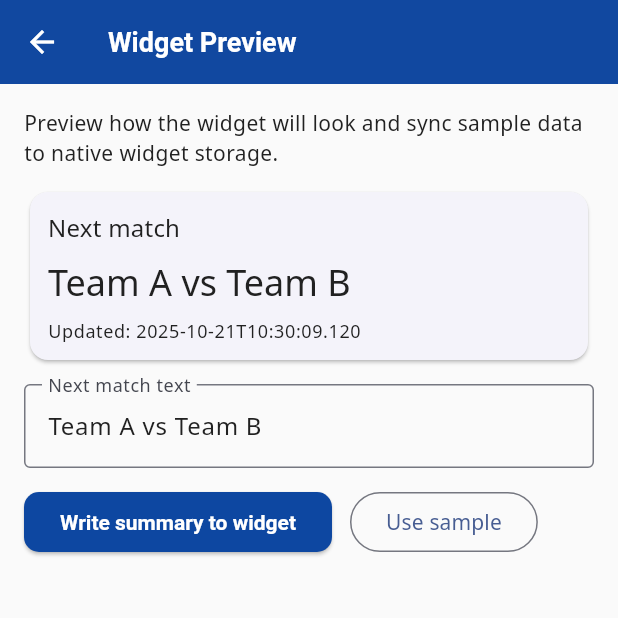
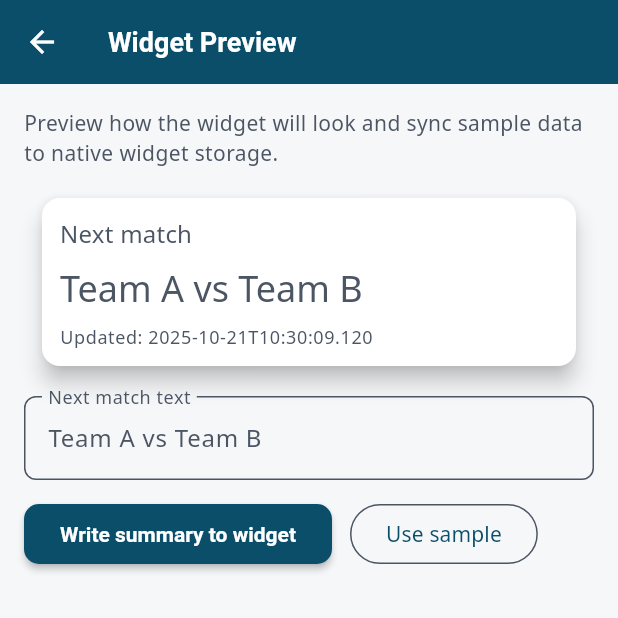
Before and after one commit to waichuuunxox-main/mixer_app, a Flutter app: the screen it shows after launch, after a tap on the "remove red eye" icon, on a phone screen of 412 x 824 dp, the top half of it. Run offline on Flutter 3.47's test engine with Material 3 defaults, Android fonts, the phone set to English and light mode, and no system bars; our stand-ins replace hive_flutter, shared_preferences; accounts and stored records are empty.

Commit message:
feat(ui): apply macOS Tahoe 26 theme and update widgets/tests to latest APIs

```diff
--- a/lib/main.dart
+++ b/lib/main.dart
@@ -1,6 +1,7 @@
 import 'package:flutter/material.dart';
 import 'package:mixzer_app/pages/home_page.dart';
 import 'package:mixzer_app/services/cache_service.dart';
+import 'package:mixzer_app/theme/macos_tahoe_theme.dart';
 
 void main() {
   WidgetsFlutterBinding.ensureInitialized();
@@ -14,51 +15,10 @@ class MyApp extends StatelessWidget {
 
   @override
   Widget build(BuildContext context) {
-    // Stronger brand color and refined typography
-    final Color seed = const Color(0xFF0D47A1); // deep indigo-blue
-
-    final base = ThemeData(
-      colorScheme: ColorScheme.fromSeed(seedColor: seed, brightness: Brightness.light),
-      useMaterial3: true,
-      fontFamily: 'NotoSans',
-    );
-
-    // Use system fonts to avoid runtime network font fetches which can fail in
-    // restricted environments. This avoids google_fonts package attempting
-    // background downloads that may throw async exceptions.
-    final textTheme = base.textTheme.apply(
-      bodyColor: Colors.grey[900],
-      displayColor: Colors.grey[900],
-    );
-
     return MaterialApp(
       title: 'Mixzer — Football',
       debugShowCheckedModeBanner: false,
-      theme: base.copyWith(
-        textTheme: textTheme,
-        scaffoldBackgroundColor: Colors.grey[50],
-        appBarTheme: AppBarTheme(
-          backgroundColor: seed,
-          foregroundColor: Colors.white,
-          elevation: 2,
-          titleTextStyle: TextStyle(fontSize: 18, fontWeight: FontWeight.w600, color: Colors.white),
-        ),
-        // cardTheme removed for SDK compatibility; rely on Card widgets' local styling
-        elevatedButtonTheme: ElevatedButtonThemeData(
-          style: ElevatedButton.styleFrom(
-            backgroundColor: seed,
-            foregroundColor: Colors.white,
-            shape: RoundedRectangleBorder(
-              borderRadius: BorderRadius.circular(10),
-            ),
-            elevation: 1,
-            textStyle: const TextStyle(fontWeight: FontWeight.w600),
-          ),
-        ),
-        inputDecorationTheme: const InputDecorationTheme(
-          border: OutlineInputBorder(),
-        ),
-      ),
+      theme: MacosTahoeTheme.buildTheme(brightness: Brightness.light),
       home: const HomePage(),
     );
   }
--- /dev/null
+++ b/lib/theme/macos_tahoe_theme.dart
@@ -0,0 +1,68 @@
+import 'package:flutter/material.dart';
+
+class MacosTahoeTheme {
+  // Tahoe-inspired palette (muted blues/teals, soft neutrals)
+  static const Color primary = Color(0xFF0A4E6A);
+  static const Color accent = Color(0xFF2EA3B5);
+  static const Color surface = Color(0xFFF6F7F9);
+  static const Color elevated = Color(0xFFFFFFFF);
+  static const Color mutedText = Color(0xFF4B5563);
+
+  static ThemeData buildTheme({Brightness brightness = Brightness.light}) {
+    final base = ThemeData(
+      brightness: brightness,
+      useMaterial3: true,
+      fontFamily: 'NotoSans',
+    );
+
+      final colorScheme = ColorScheme(
+        brightness: brightness,
+        primary: primary,
+        onPrimary: Colors.white,
+        secondary: accent,
+        onSecondary: Colors.white,
+        error: Colors.red.shade700,
+        onError: Colors.white,
+        surface: surface,
+        onSurface: mutedText,
+        background: surface, // maintained for compatibility
+        onBackground: mutedText,
+      );
+
+    return base.copyWith(
+      colorScheme: colorScheme,
+      scaffoldBackgroundColor: surface,
+      cardTheme: CardThemeData(
+        color: elevated,
+        elevation: 6,
+        shape: RoundedRectangleBorder(borderRadius: BorderRadius.circular(12)),
+        margin: const EdgeInsets.symmetric(horizontal: 12, vertical: 8),
+      ),
+      appBarTheme: AppBarTheme(
+          backgroundColor: primary, // use solid primary color for app bar
+        foregroundColor: Colors.white,
+        elevation: 4,
+        centerTitle: false,
+        titleTextStyle: const TextStyle(fontSize: 18, fontWeight: FontWeight.w600, color: Colors.white),
+      ),
+      elevatedButtonTheme: ElevatedButtonThemeData(
+        style: ElevatedButton.styleFrom(
+          backgroundColor: primary,
+          foregroundColor: Colors.white,
+          elevation: 2,
+          shape: RoundedRectangleBorder(borderRadius: BorderRadius.circular(10)),
+          textStyle: const TextStyle(fontWeight: FontWeight.w600),
+        ),
+      ),
+      textTheme: base.textTheme.apply(
+        bodyColor: mutedText,
+        displayColor: mutedText,
+      ),
+      inputDecorationTheme: InputDecorationTheme(
+        border: OutlineInputBorder(borderRadius: BorderRadius.circular(8)),
+      ),
+      // small, soft shadows for macOS-like feel
+      shadowColor: Colors.black.withAlpha(16), // adjusted shadow color
+    );
+  }
+}
--- a/lib/widgets/match_card.dart
+++ b/lib/widgets/match_card.dart
@@ -12,28 +12,39 @@ class MatchCard extends StatelessWidget {
     return Card(
       margin: const EdgeInsets.symmetric(horizontal: 12, vertical: 8),
       shape: RoundedRectangleBorder(borderRadius: BorderRadius.circular(12)),
-      elevation: 4,
+      elevation: 6,
       child: Padding(
-        padding: const EdgeInsets.symmetric(horizontal: 12, vertical: 10),
+        padding: const EdgeInsets.symmetric(horizontal: 14, vertical: 12),
         child: Row(
           children: [
             Expanded(
               child: Column(
                 crossAxisAlignment: CrossAxisAlignment.start,
                 children: [
-                  Text('${match.homeTeam} vs ${match.awayTeam}', style: theme.textTheme.titleMedium?.copyWith(fontWeight: FontWeight.w600)),
+                  Text(
+                    '${match.homeTeam} vs ${match.awayTeam}',
+                    style: theme.textTheme.titleMedium?.copyWith(fontWeight: FontWeight.w700, color: theme.colorScheme.primary),
+                  ),
                   const SizedBox(height: 6),
-                  Text('${match.date.toLocal()}'.split(' ')[0], style: theme.textTheme.bodySmall),
+                  Text('${match.date.toLocal()}'.split(' ')[0], style: theme.textTheme.bodySmall?.copyWith(color: theme.colorScheme.onBackground)),
                 ],
               ),
             ),
             const SizedBox(width: 12),
+            // Score badge / placeholder
             Container(
-              padding: const EdgeInsets.symmetric(horizontal: 12, vertical: 8),
-              decoration: BoxDecoration(color: theme.colorScheme.primaryContainer, borderRadius: BorderRadius.circular(8)),
+              padding: const EdgeInsets.symmetric(horizontal: 14, vertical: 10),
+              decoration: BoxDecoration(
+                color: theme.colorScheme.secondary.withAlpha(30),
+                borderRadius: BorderRadius.circular(10),
+                border: Border.all(color: theme.colorScheme.secondary.withAlpha(46)),
+                boxShadow: [
+                  BoxShadow(color: theme.shadowColor.withAlpha(16), blurRadius: 6, offset: const Offset(0, 2)),
+                ],
+              ),
               child: isPlayed
-                  ? Text('${match.homeScore} - ${match.awayScore}', style: theme.textTheme.titleMedium?.copyWith(fontWeight: FontWeight.bold))
-                  : Icon(Icons.sports_soccer, color: theme.colorScheme.primary),
+                  ? Text('${match.homeScore} - ${match.awayScore}', style: theme.textTheme.titleMedium?.copyWith(fontWeight: FontWeight.w700, color: theme.colorScheme.primary))
+                  : Icon(Icons.sports_soccer, color: theme.colorScheme.primary, size: 20),
             )
           ],
         ),
```
Also changed, not shown: 1 other file.
